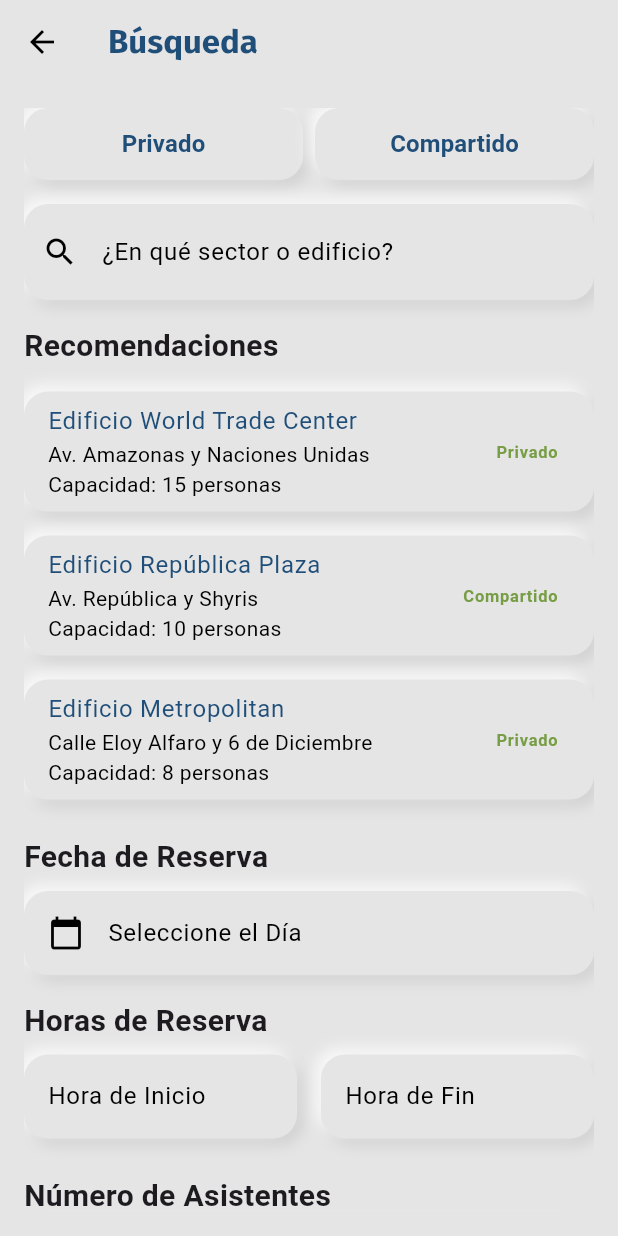
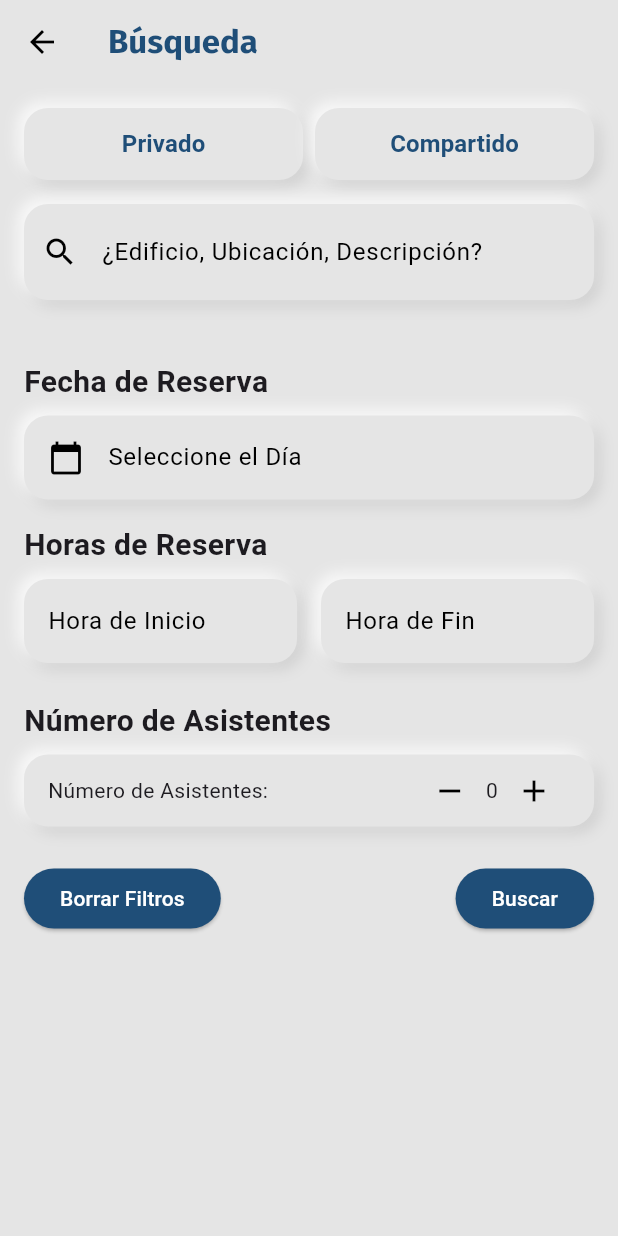
Before and after one commit to ism4el9/WorkSpot, a Flutter app: the OfficeSearchPage screen opened directly, on a phone screen of 412 x 824 dp. Run offline on Flutter 3.47's test engine with Material 3 defaults, Android fonts, the phone set to English and light mode, and no system bars; our stand-ins replace cached_network_image, google_fonts, google_maps_flutter, supabase_flutter; accounts and stored records are empty; project files that could hold a hidden picture were left out.

Commit message:
filters done - search clear

```diff
--- a/lib/screens/filters.dart
+++ b/lib/screens/filters.dart
@@ -22,8 +22,11 @@ class _FiltersPageState extends State<FiltersPage> {
   final List<String> _extras = [
     'Wifi',
     'Impresora',
-    'Estacionamiento',
+    'Café',
+    'Sala de reuniones',
     'Aire acondicionado',
+    'Seguridad 24/7',
+    'Estacionamiento'
   ];
 
   @override
--- a/lib/screens/search.dart
+++ b/lib/screens/search.dart
@@ -1,6 +1,5 @@
 import 'package:astro_office/config/officeApi/auth.dart';
 import 'package:astro_office/screens/home_page.dart';
-import 'package:astro_office/screens/office_details.dart';
 import 'package:flutter/material.dart';
 import 'package:google_fonts/google_fonts.dart';
 import 'package:intl/intl.dart';
@@ -35,35 +34,6 @@ class _OfficeSearchPageState extends State<OfficeSearchPage> {
   TimeOfDay? endTime;
   int attendees = 0;
   final TextEditingController _sectorController = TextEditingController();
-
-  final List<Map<String, String>> nearbyOffices = [
-    {
-      "direccion": "Av. Amazonas y Naciones Unidas",
-      "edificio": "Edificio World Trade Center",
-      "personas": "Capacidad: 15 personas",
-      "tipo": "Privado",
-    },
-    {
-      "direccion": "Av. República y Shyris",
-      "edificio": "Edificio República Plaza",
-      "personas": "Capacidad: 10 personas",
-      "tipo": "Compartido",
-    },
-    {
-      "direccion": "Calle Eloy Alfaro y 6 de Diciembre",
-      "edificio": "Edificio Metropolitan",
-      "personas": "Capacidad: 8 personas",
-      "tipo": "Privado",
-    },
-  ];
-
-  List<Map<String, String>> get filteredOffices {
-    if (isPrivateSelected == null) {
-      return nearbyOffices;
-    }
-    String tipo = isPrivateSelected! ? "Privado" : "Compartido";
-    return nearbyOffices.where((office) => office["tipo"] == tipo).toList();
-  }
 
   void _resetFilters() {
     setState(() {
@@ -106,12 +76,7 @@ class _OfficeSearchPageState extends State<OfficeSearchPage> {
               const SizedBox(height: 16),
               _buildNeumorphicTextField(),
               const SizedBox(height: 16),
-              const Text(
-                "Recomendaciones",
-                style: TextStyle(fontSize: 20, fontWeight: FontWeight.bold),
-              ),
               const SizedBox(height: 8),
-              _buildNeumorphicOfficeList(),
               const SizedBox(height: 16),
               const Text(
                 "Fecha de Reserva",
@@ -207,55 +172,13 @@ class _OfficeSearchPageState extends State<OfficeSearchPage> {
       child: TextField(
         controller: _sectorController,
         decoration: const InputDecoration(
-          labelText: '¿En qué sector o edificio?',
+          labelText: '¿Edificio, Ubicación, Descripción?',
           prefixIcon: Icon(Icons.search),
           border: InputBorder.none,
           contentPadding:
               EdgeInsets.symmetric(horizontal: 16.0, vertical: 12.0),
         ),
       ),
-    );
-  }
-
-  Widget _buildNeumorphicOfficeList() {
-    return ListView.builder(
-      shrinkWrap: true,
-      itemCount: filteredOffices.length,
-      itemBuilder: (context, index) {
-        final office = filteredOffices[index];
-        return Container(
-          margin: const EdgeInsets.symmetric(vertical: 8),
-          decoration: _neumorphicDecoration(false),
-          child: InkWell(
-            onTap: () {
-              Navigator.of(context).push(
-                MaterialPageRoute(
-                  builder: (context) => OfficeDetailScreen(
-                    isUserLoggedIn:AuthService().isLoggedIn(),
-                    officeDetails: office, // Agrega servicios dinámicos si están disponibles
-                  ),
-                ),
-              );
-            },
-            child: ListTile(
-              title: Text(
-                office["edificio"]!,
-                style: TextStyle(color: Theme.of(context).colorScheme.primary),
-              ),
-              subtitle: Text(
-                "${office["direccion"]!}\n${office["personas"]!}",
-              ),
-              trailing: Text(
-                office["tipo"]!,
-                style: TextStyle(
-                  fontWeight: FontWeight.bold,
-                  color: Theme.of(context).colorScheme.tertiary,
-                ),
-              ),
-            ),
-          ),
-        );
-      },
     );
   }
 
```
